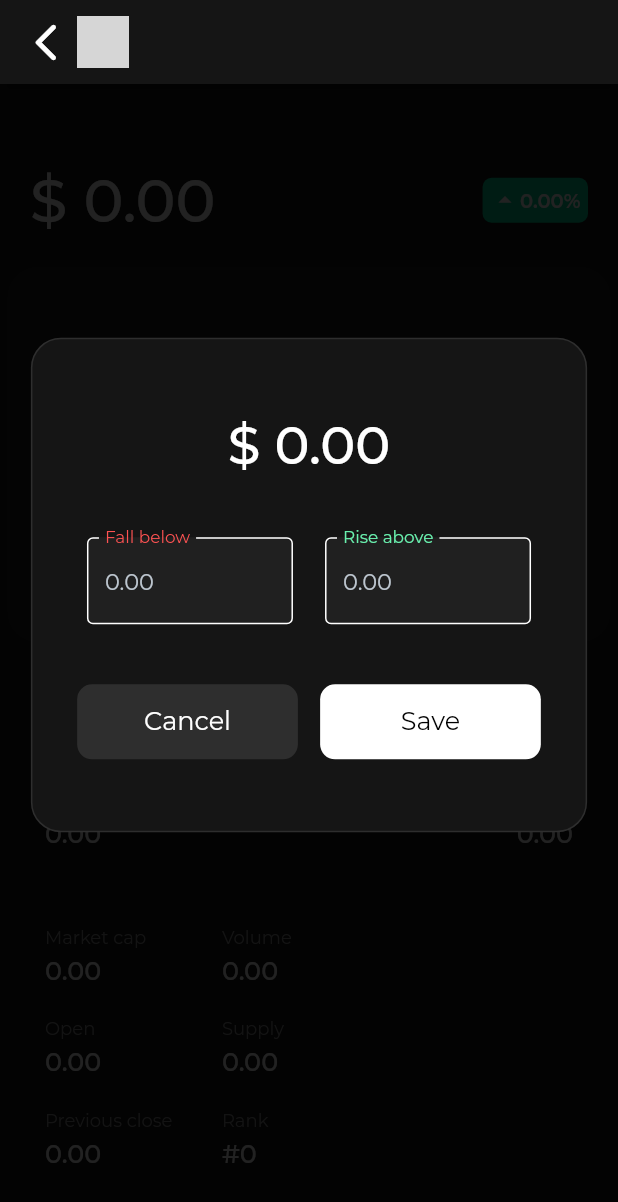
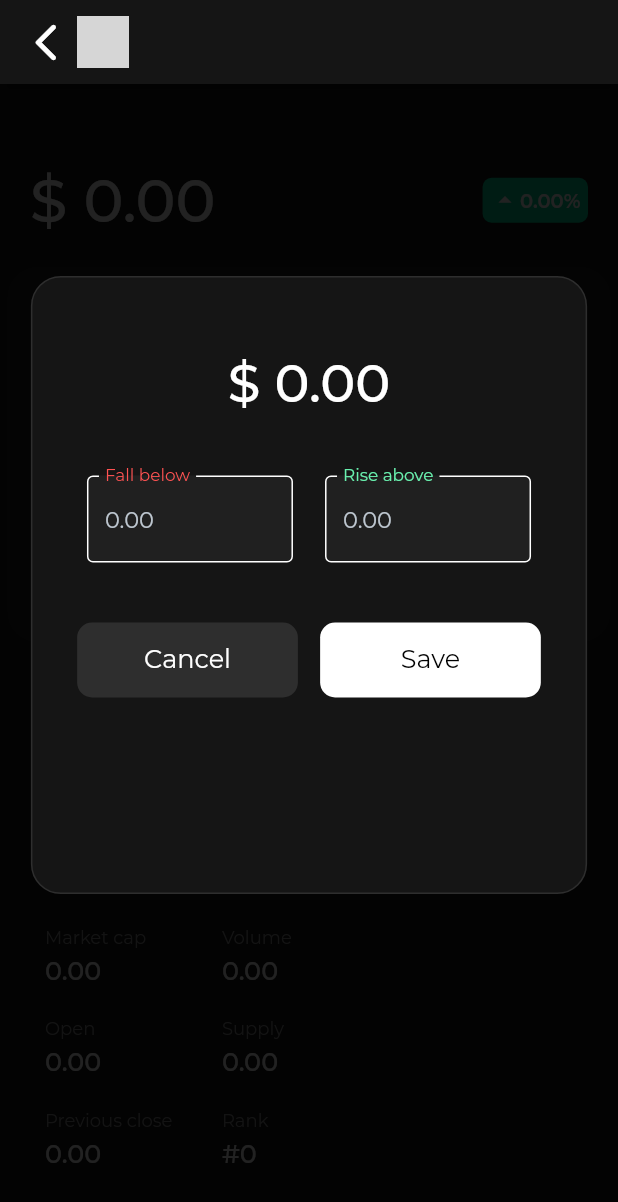
Before and after one commit to Raunak-Taabish/crypto_alert, a Flutter app: the View_Crypto screen opened directly with empty values, after a tap on "Add Alert", on a phone screen of 412 x 824 dp. Shown: the top 1202 px of the screen. Run offline on Flutter 3.47's test engine with Material 2 defaults, Android fonts, the light colour scheme and no system bars; our stand-ins replace animated_splash_screen, awesome_notifications, cloud_firestore, firebase_auth, firebase_core, firebase_database and 6 more; accounts and stored records are empty; network calls fail; grey boxes are pictures that could not be loaded.

Commit message:
ui changes

```diff
--- a/lib/screens/alerts/alerts.dart
+++ b/lib/screens/alerts/alerts.dart
@@ -40,7 +40,7 @@ Container favourites(
   return Container(
       //color: Colors.amber,
       // alignment: Alignment.center,
-      //height: 50,
+      // height: MediaQuery.of(context).size.height * 0.4,
       padding: EdgeInsets.fromLTRB(0, 0, 0, 15),
       margin: EdgeInsets.fromLTRB(0, 10, 0, 0),
       child: Column(
--- a/lib/screens/home.dart
+++ b/lib/screens/home.dart
@@ -869,6 +869,7 @@ class _HomeState extends State<Home> {
       bottomNavigationBar: BottomNavigationBar(
         type: BottomNavigationBarType.fixed,
         selectedItemColor: Colors.white,
+        unselectedItemColor: Colors.grey,
         backgroundColor: const Color(0xFF151515),
         currentIndex: pageIndex,
         onTap: onTabTapped,
--- a/lib/screens/menu/menu.dart
+++ b/lib/screens/menu/menu.dart
@@ -25,7 +25,7 @@ class _MenuPageState extends State<MenuPage> {
         FirebaseDatabase.instance.reference().child('users');
     return Scaffold(
       backgroundColor: Color(0xFF151515),
-      body: Column(children: [
+      body: ListView(children: [
         GestureDetector(
           child: Container(
             decoration: BoxDecoration(
--- a/lib/screens/view_crypto/view_crypto.dart
+++ b/lib/screens/view_crypto/view_crypto.dart
@@ -943,7 +943,7 @@ class _ViewCrypto_State extends State<View_Crypto> {
                 ),
                 padding: EdgeInsets.symmetric(horizontal: 15, vertical: 5),
                 width: MediaQuery.of(context).size.width * 0.9,
-                height: MediaQuery.of(context).size.height * 0.4,
+                height: MediaQuery.of(context).size.height * 0.5,
                 // margin: EdgeIN,
                 // color: Color(0xFF151515),
                 child: Column(crossAxisAlignment: CrossAxisAlignment.start,
```
Also changed, not shown: lib/screens/authentication/register.dart (+6 -13 lines). Lines whose indentation alone changed are shown as unchanged.
